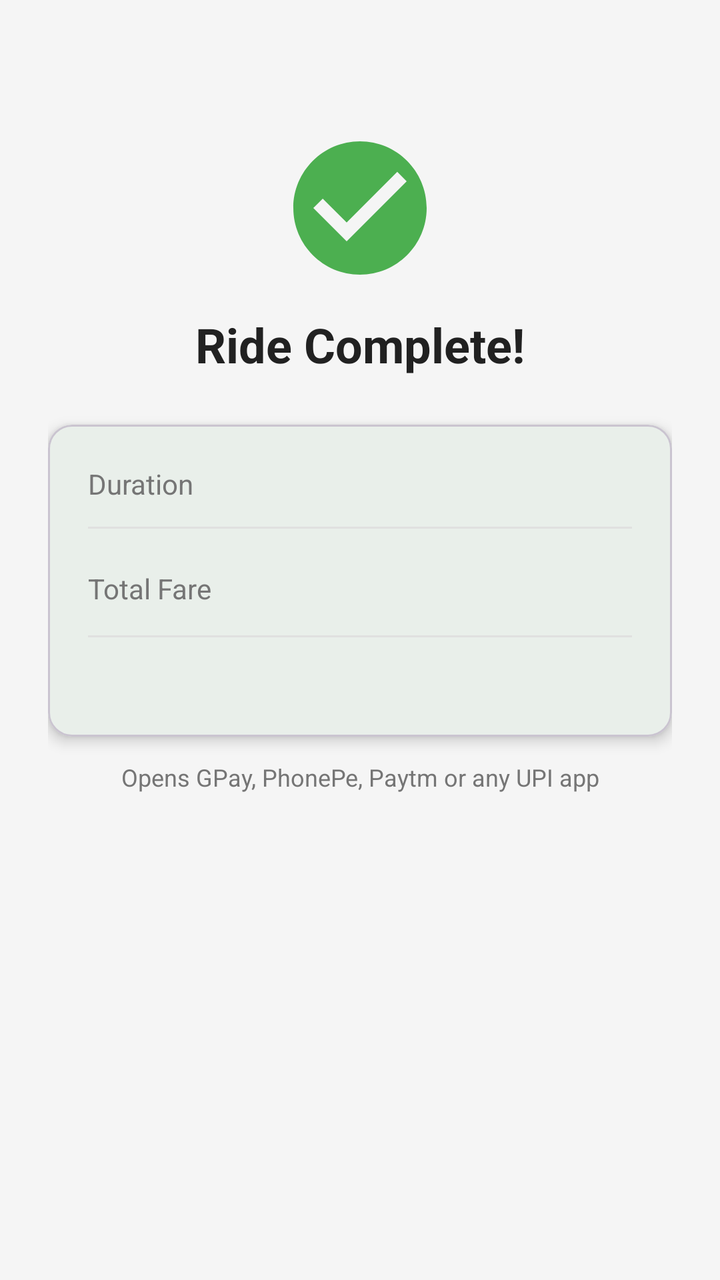
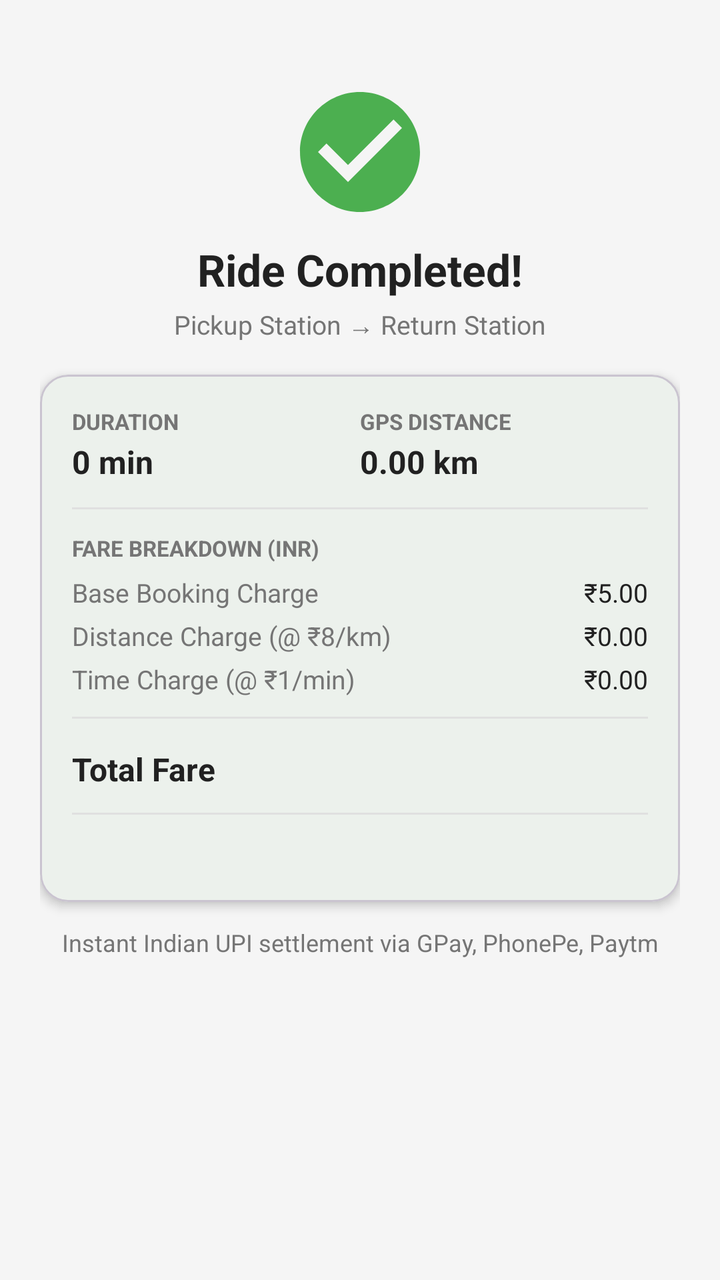

Before-and-after screenshots of an Android layout around one commit, followed by the original layout XML and the change that was made.
<!-- AndroidManifest.xml: application theme Theme.BicycleBookingApp -->
<!-- res/layout/fragment_ride_complete.xml -->
<?xml version="1.0" encoding="utf-8"?>
<LinearLayout xmlns:android="http://schemas.android.com/apk/res/android"
    xmlns:app="http://schemas.android.com/apk/res-auto"
    android:layout_width="match_parent"
    android:layout_height="match_parent"
    android:background="@color/colorBackground"
    android:gravity="center_horizontal"
    android:orientation="vertical"
    android:padding="24dp">

    
    <ImageView
        android:layout_width="80dp"
        android:layout_height="80dp"
        android:layout_marginTop="40dp"
        android:src="@drawable/ic_check_circle"
        android:contentDescription="Success"
        android:tint="@color/colorAvailable" />

    <TextView
        android:layout_width="wrap_content"
        android:layout_height="wrap_content"
        android:layout_marginTop="12dp"
        android:text="Ride Complete!"
        android:textColor="@color/colorTextPrimary"
        android:textSize="24sp"
        android:textStyle="bold" />

    
    <com.google.android.material.card.MaterialCardView
        android:layout_width="match_parent"
        android:layout_height="wrap_content"
        android:layout_marginTop="24dp"
        app:cardCornerRadius="12dp"
        app:cardElevation="4dp">

        <LinearLayout
            android:layout_width="match_parent"
            android:layout_height="wrap_content"
            android:orientation="vertical"
            android:padding="20dp">

            
            <LinearLayout
                android:layout_width="match_parent"
                android:layout_height="wrap_content"
                android:orientation="horizontal">
                <TextView
                    android:layout_width="0dp"
                    android:layout_height="wrap_content"
                    android:layout_weight="1"
                    android:text="Duration"
                    android:textColor="@color/colorTextSecondary"
                    android:textSize="14sp" />
                <TextView
                    android:id="@+id/tvDuration"
                    android:layout_width="wrap_content"
                    android:layout_height="wrap_content"
                    android:textColor="@color/colorTextPrimary"
                    android:textSize="14sp"
                    android:textStyle="bold" />
            </LinearLayout>

            <View
                android:layout_width="match_parent"
                android:layout_height="1dp"
                android:layout_marginTop="12dp"
                android:layout_marginBottom="12dp"
                android:background="@color/colorDivider" />

            
            <LinearLayout
                android:layout_width="match_parent"
                android:layout_height="wrap_content"
                android:orientation="horizontal">
                <TextView
                    android:layout_width="0dp"
                    android:layout_height="wrap_content"
                    android:layout_weight="1"
                    android:text="Total Fare"
                    android:textColor="@color/colorTextSecondary"
                    android:textSize="14sp" />
                <TextView
                    android:id="@+id/tvFare"
                    android:layout_width="wrap_content"
                    android:layout_height="wrap_content"
                    android:textColor="@color/colorPrimary"
                    android:textSize="22sp"
                    android:textStyle="bold" />
            </LinearLayout>

            <View
                android:layout_width="match_parent"
                android:layout_height="1dp"
                android:layout_marginTop="12dp"
                android:layout_marginBottom="12dp"
                android:background="@color/colorDivider" />

            
            <TextView
                android:id="@+id/tvPaymentStatus"
                android:layout_width="match_parent"
                android:layout_height="wrap_content"
                android:gravity="center"
                android:textColor="@color/colorTextSecondary"
                android:textSize="13sp" />

            
            <TextView
                android:id="@+id/tvTransactionId"
                android:layout_width="match_parent"
                android:layout_height="wrap_content"
                android:layout_marginTop="6dp"
                android:gravity="center"
                android:textColor="@color/colorAvailable"
                android:textSize="11sp"
                android:visibility="gone" />

        </LinearLayout>
    </com.google.android.material.card.MaterialCardView>

    
    <TextView
        android:layout_width="match_parent"
        android:layout_height="wrap_content"
        android:layout_marginTop="12dp"
        android:gravity="center"
        android:text="Opens GPay, PhonePe, Paytm or any UPI app"
        android:textColor="@color/colorTextSecondary"
        android:textSize="12sp" />

    <View
        android:layout_width="0dp"
        android:layout_height="0dp"
        android:layout_weight="1" />

    
    <com.google.android.material.button.MaterialButton
        android:id="@+id/btnPayNow"
        style="@style/PrimaryButton"
        android:layout_width="match_parent"
        android:layout_height="wrap_content"
        android:layout_marginBottom="8dp"
        android:backgroundTint="@color/colorAccent"
        android:text="Pay Now"
        android:visibility="gone" />

    
    <com.google.android.material.button.MaterialButton
        android:id="@+id/btnPayCash"
        style="@style/SecondaryButton"
        android:layout_width="match_parent"
        android:layout_height="wrap_content"
        android:layout_marginBottom="8dp"
        android:strokeColor="@color/colorPrimary"
        android:textColor="@color/colorPrimary"
        android:text="Pay by Cash"
        android:visibility="gone" />

    
    <com.google.android.material.button.MaterialButton
        android:id="@+id/btnGoHome"
        style="@style/PrimaryButton"
        android:layout_width="match_parent"
        android:layout_height="wrap_content"
        android:layout_marginBottom="16dp"
        android:text="Back to Home"
        android:visibility="gone" />

</LinearLayout>
<!-- resources referenced by this layout -->
<resources>
  <color name="colorAccent">#FF6F00</color>
  <color name="colorAvailable">#4CAF50</color>
  <color name="colorBackground">#F5F5F5</color>
  <color name="colorDivider">#E0E0E0</color>
  <color name="colorPrimary">#1B5E20</color>
  <color name="colorTextPrimary">#212121</color>
  <color name="colorTextSecondary">#757575</color>
  <!-- drawable ic_check_circle (drawable) -->
  <?xml version="1.0" encoding="utf-8"?>
  <vector xmlns:android="http://schemas.android.com/apk/res/android"
      android:width="24dp"
      android:height="24dp"
      android:viewportWidth="24"
      android:viewportHeight="24">
      <path
          android:fillColor="@android:color/black"
          android:pathData="M12,2C6.48,2 2,6.48 2,12s4.48,10 10,10 10,-4.48 10,-10S17.52,2 12,2zM10,17l-5,-5 1.41,-1.41L10,14.17l7.59,-7.59L19,8l-9,9z" />
  </vector>
  <style name="PrimaryButton" parent="Widget.Material3.Button">
          <item name="android:backgroundTint">@color/colorPrimary</item>
          <item name="android:textColor">@color/white</item>
          <item name="cornerRadius">8dp</item>
          <item name="android:textSize">16sp</item>
          <item name="android:paddingTop">14dp</item>
          <item name="android:paddingBottom">14dp</item>
      </style>
  <style name="SecondaryButton" parent="Widget.Material3.Button.OutlinedButton">
          <item name="strokeColor">@color/colorPrimary</item>
          <item name="android:textColor">@color/colorPrimary</item>
          <item name="cornerRadius">8dp</item>
          <item name="android:textSize">16sp</item>
      </style>
  <style name="Theme.BicycleBookingApp" parent="Base.Theme.BicycleBookingApp" />
  <color name="white">#FFFFFFFF</color>
  <style name="Base.Theme.BicycleBookingApp" parent="Theme.Material3.Light.NoActionBar">
          <item name="colorPrimary">@color/colorPrimary</item>
          <item name="colorPrimaryVariant">@color/colorPrimaryDark</item>
          <item name="colorOnPrimary">@color/white</item>
          <item name="colorSecondary">@color/colorAccent</item>
          <item name="colorOnSecondary">@color/white</item>
          <item name="android:colorBackground">@color/colorBackground</item>
          <item name="colorSurface">@color/colorSurface</item>
          <item name="android:statusBarColor">@color/colorPrimary</item>
          <item name="android:navigationBarColor">@color/white</item>
      </style>
  <color name="colorPrimaryDark">#003300</color>
  <color name="colorSurface">#FFFFFF</color>
</resources>

<!-- the commit's change to res/layout/fragment_ride_complete.xml (unified diff, before → after) -->
@@ -1,170 +1,305 @@
 <?xml version="1.0" encoding="utf-8"?>
-<LinearLayout xmlns:android="http://schemas.android.com/apk/res/android"
+<androidx.core.widget.NestedScrollView
+    xmlns:android="http://schemas.android.com/apk/res/android"
     xmlns:app="http://schemas.android.com/apk/res-auto"
     android:layout_width="match_parent"
     android:layout_height="match_parent"
-    android:background="@color/colorBackground"
-    android:gravity="center_horizontal"
-    android:orientation="vertical"
-    android:padding="24dp">
-
-    
-    <ImageView
-        android:layout_width="80dp"
-        android:layout_height="80dp"
-        android:layout_marginTop="40dp"
-        android:src="@drawable/ic_check_circle"
-        android:contentDescription="Success"
-        android:tint="@color/colorAvailable" />
-
-    <TextView
-        android:layout_width="wrap_content"
-        android:layout_height="wrap_content"
-        android:layout_marginTop="12dp"
-        android:text="Ride Complete!"
-        android:textColor="@color/colorTextPrimary"
-        android:textSize="24sp"
-        android:textStyle="bold" />
-
-    
-    <com.google.android.material.card.MaterialCardView
+    android:fillViewport="true"
+    android:background="@color/colorBackground">
+
+    <LinearLayout
         android:layout_width="match_parent"
         android:layout_height="wrap_content"
-        android:layout_marginTop="24dp"
-        app:cardCornerRadius="12dp"
-        app:cardElevation="4dp">
-
-        <LinearLayout
-            android:layout_width="match_parent"
-            android:layout_height="wrap_content"
-            android:orientation="vertical"
-            android:padding="20dp">
-
-            
+        android:gravity="center_horizontal"
+        android:orientation="vertical"
+        android:padding="20dp">
+
+        
+        <ImageView
+            android:layout_width="72dp"
+            android:layout_height="72dp"
+            android:layout_marginTop="20dp"
+            android:src="@drawable/ic_check_circle"
+            android:contentDescription="Success"
+            app:tint="@color/colorAvailable" />
+
+        <TextView
+            android:layout_width="wrap_content"
+            android:layout_height="wrap_content"
+            android:layout_marginTop="8dp"
+            android:text="Ride Completed!"
+            android:textColor="@color/colorTextPrimary"
+            android:textSize="22sp"
+            android:textStyle="bold" />
+
+        
+        <TextView
+            android:id="@+id/tvStations"
+            android:layout_width="wrap_content"
+            android:layout_height="wrap_content"
+            android:layout_marginTop="4dp"
+            android:text="Pickup Station → Return Station"
+            android:textColor="@color/colorTextSecondary"
+            android:textSize="13sp" />
+
+        
+        <com.google.android.material.card.MaterialCardView
+            android:layout_width="match_parent"
+            android:layout_height="wrap_content"
+            android:layout_marginTop="16dp"
+            app:cardCornerRadius="14dp"
+            app:cardElevation="3dp">
+
             <LinearLayout
                 android:layout_width="match_parent"
                 android:layout_height="wrap_content"
-                android:orientation="horizontal">
+                android:orientation="vertical"
+                android:padding="16dp">
+
+                
+                <LinearLayout
+                    android:layout_width="match_parent"
+                    android:layout_height="wrap_content"
+                    android:orientation="horizontal">
+
+                    
+                    <LinearLayout
+                        android:layout_width="0dp"
+                        android:layout_height="wrap_content"
+                        android:layout_weight="1"
+                        android:orientation="vertical">
+                        <TextView
+                            android:layout_width="wrap_content"
+                            android:layout_height="wrap_content"
+                            android:text="DURATION"
+                            android:textColor="@color/colorTextSecondary"
+                            android:textSize="11sp"
+                            android:textStyle="bold" />
+                        <TextView
+                            android:id="@+id/tvDuration"
+                            android:layout_width="wrap_content"
+                            android:layout_height="wrap_content"
+                            android:layout_marginTop="2dp"
+                            android:text="0 min"
+                            android:textColor="@color/colorTextPrimary"
+                            android:textSize="16sp"
+                            android:textStyle="bold" />
+                    </LinearLayout>
+
+                    
+                    <LinearLayout
+                        android:layout_width="0dp"
+                        android:layout_height="wrap_content"
+                        android:layout_weight="1"
+                        android:orientation="vertical">
+                        <TextView
+                            android:layout_width="wrap_content"
+                            android:layout_height="wrap_content"
+                            android:text="GPS DISTANCE"
+                            android:textColor="@color/colorTextSecondary"
+                            android:textSize="11sp"
+                            android:textStyle="bold" />
+                        <TextView
+                            android:id="@+id/tvDistance"
+                            android:layout_width="wrap_content"
+                            android:layout_height="wrap_content"
+                            android:layout_marginTop="2dp"
+                            android:text="0.00 km"
+                            android:textColor="@color/colorTextPrimary"
+                            android:textSize="16sp"
+                            android:textStyle="bold" />
+                    </LinearLayout>
+                </LinearLayout>
+
+                <View
+                    android:layout_width="match_parent"
+                    android:layout_height="1dp"
+                    android:layout_marginTop="12dp"
+                    android:layout_marginBottom="12dp"
+                    android:background="@color/colorDivider" />
+
+                
                 <TextView
-                    android:layout_width="0dp"
-                    android:layout_height="wrap_content"
-                    android:layout_weight="1"
-                    android:text="Duration"
+                    android:layout_width="wrap_content"
+                    android:layout_height="wrap_content"
+                    android:text="FARE BREAKDOWN (INR)"
                     android:textColor="@color/colorTextSecondary"
-                    android:textSize="14sp" />
+                    android:textSize="11sp"
+                    android:textStyle="bold" />
+
+                
+                <LinearLayout
+                    android:layout_width="match_parent"
+                    android:layout_height="wrap_content"
+                    android:layout_marginTop="6dp"
+                    android:orientation="horizontal">
+                    <TextView
+                        android:layout_width="0dp"
+                        android:layout_height="wrap_content"
+                        android:layout_weight="1"
+                        android:text="Base Booking Charge"
+                        android:textColor="@color/colorTextSecondary"
+                        android:textSize="13sp" />
+                    <TextView
+                        android:id="@+id/tvBaseFare"
+                        android:layout_width="wrap_content"
+                        android:layout_height="wrap_content"
+                        android:text="₹5.00"
+                        android:textColor="@color/colorTextPrimary"
+                        android:textSize="13sp" />
+                </LinearLayout>
+
+                
+                <LinearLayout
+                    android:layout_width="match_parent"
+                    android:layout_height="wrap_content"
+                    android:layout_marginTop="4dp"
+                    android:orientation="horizontal">
+                    <TextView
+                        android:id="@+id/tvDistanceLabel"
+                        android:layout_width="0dp"
+                        android:layout_height="wrap_content"
+                        android:layout_weight="1"
+                        android:text="Distance Charge (@ ₹8/km)"
+                        android:textColor="@color/colorTextSecondary"
+                        android:textSize="13sp" />
+                    <TextView
+                        android:id="@+id/tvDistanceFare"
+                        android:layout_width="wrap_content"
+                        android:layout_height="wrap_content"
+                        android:text="₹0.00"
+                        android:textColor="@color/colorTextPrimary"
+                        android:textSize="13sp" />
+                </LinearLayout>
+
+                
+                <LinearLayout
+                    android:layout_width="match_parent"
+                    android:layout_height="wrap_content"
+                    android:layout_marginTop="4dp"
+                    android:orientation="horizontal">
+                    <TextView
+                        android:id="@+id/tvDurationLabel"
+                        android:layout_width="0dp"
+                        android:layout_height="wrap_content"
+                        android:layout_weight="1"
+                        android:text="Time Charge (@ ₹1/min)"
+                        android:textColor="@color/colorTextSecondary"
+                        android:textSize="13sp" />
+                    <TextView
+                        android:id="@+id/tvDurationFare"
+                        android:layout_width="wrap_content"
+                        android:layout_height="wrap_content"
+                        android:text="₹0.00"
+                        android:textColor="@color/colorTextPrimary"
+                        android:textSize="13sp" />
+                </LinearLayout>
+
+                <View
+                    android:layout_width="match_parent"
+                    android:layout_height="1dp"
+                    android:layout_marginTop="10dp"
+                    android:layout_marginBottom="10dp"
+                    android:background="@color/colorDivider" />
+
+                
+                <LinearLayout
+                    android:layout_width="match_parent"
+                    android:layout_height="wrap_content"
+                    android:orientation="horizontal">
+                    <TextView
+                        android:layout_width="0dp"
+                        android:layout_height="wrap_content"
+                        android:layout_weight="1"
+                        android:text="Total Fare"
+                        android:textColor="@color/colorTextPrimary"
+                        android:textSize="16sp"
+                        android:textStyle="bold" />
+                    <TextView
+                        android:id="@+id/tvFare"
+                        android:layout_width="wrap_content"
+                        android:layout_height="wrap_content"
+                        android:textColor="@color/colorPrimary"
+                        android:textSize="20sp"
+                        android:textStyle="bold" />
+                </LinearLayout>
+
+                <View
+                    android:layout_width="match_parent"
+                    android:layout_height="1dp"
+                    android:layout_marginTop="10dp"
+                    android:layout_marginBottom="10dp"
+                    android:background="@color/colorDivider" />
+
+                
                 <TextView
-                    android:id="@+id/tvDuration"
-                    android:layout_width="wrap_content"
-                    android:layout_height="wrap_content"
-                    android:textColor="@color/colorTextPrimary"
-                    android:textSize="14sp"
-                    android:textStyle="bold" />
+                    android:id="@+id/tvPaymentStatus"
+                    android:layout_width="match_parent"
+                    android:layout_height="wrap_content"
+                    android:gravity="center"
+                    android:textColor="@color/colorTextSecondary"
+                    android:textSize="13sp" />
+
+                
+                <TextView
+                    android:id="@+id/tvTransactionId"
+                    android:layout_width="match_parent"
+                    android:layout_height="wrap_content"
+                    android:layout_marginTop="6dp"
+                    android:gravity="center"
+                    android:textColor="@color/colorAvailable"
+                    android:textSize="12sp"
+                    android:visibility="gone" />
+
             </LinearLayout>
-
-            <View
-                android:layout_width="match_parent"
-                android:layout_height="1dp"
-                android:layout_marginTop="12dp"
-                android:layout_marginBottom="12dp"
-                android:background="@color/colorDivider" />
-
-            
-            <LinearLayout
-                android:layout_width="match_parent"
-                android:layout_height="wrap_content"
-                android:orientation="horizontal">
-                <TextView
-                    android:layout_width="0dp"
-                    android:layout_height="wrap_content"
-                    android:layout_weight="1"
-                    android:text="Total Fare"
-                    android:textColor="@color/colorTextSecondary"
-                    android:textSize="14sp" />
-                <TextView
-                    android:id="@+id/tvFare"
-                    android:layout_width="wrap_content"
-                    android:layout_height="wrap_content"
-                    android:textColor="@color/colorPrimary"
-                    android:textSize="22sp"
-                    android:textStyle="bold" />
-            </LinearLayout>
-
-            <View
-                android:layout_width="match_parent"
-                android:layout_height="1dp"
-                android:layout_marginTop="12dp"
-                android:layout_marginBottom="12dp"
-                android:background="@color/colorDivider" />
-
-            
-            <TextView
-                android:id="@+id/tvPaymentStatus"
-                android:layout_width="match_parent"
-                android:layout_height="wrap_content"
-                android:gravity="center"
-                android:textColor="@color/colorTextSecondary"
-                android:textSize="13sp" />
-
-            
-            <TextView
-                android:id="@+id/tvTransactionId"
-                android:layout_width="match_parent"
-                android:layout_height="wrap_content"
-                android:layout_marginTop="6dp"
-                android:gravity="center"
-                android:textColor="@color/colorAvailable"
-                android:textSize="11sp"
-                android:visibility="gone" />
-
-        </LinearLayout>
-    </com.google.android.material.card.MaterialCardView>
-
-    
-    <TextView
-        android:layout_width="match_parent"
-        android:layout_height="wrap_content"
-        android:layout_marginTop="12dp"
-        android:gravity="center"
-        android:text="Opens GPay, PhonePe, Paytm or any UPI app"
-        android:textColor="@color/colorTextSecondary"
-        android:textSize="12sp" />
-
-    <View
-        android:layout_width="0dp"
-        android:layout_height="0dp"
-        android:layout_weight="1" />
-
-    
-    <com.google.android.material.button.MaterialButton
-        android:id="@+id/btnPayNow"
-        style="@style/PrimaryButton"
-        android:layout_width="match_parent"
-        android:layout_height="wrap_content"
-        android:layout_marginBottom="8dp"
-        android:backgroundTint="@color/colorAccent"
-        android:text="Pay Now"
-        android:visibility="gone" />
-
-    
-    <com.google.android.material.button.MaterialButton
-        android:id="@+id/btnPayCash"
-        style="@style/SecondaryButton"
-        android:layout_width="match_parent"
-        android:layout_height="wrap_content"
-        android:layout_marginBottom="8dp"
-        android:strokeColor="@color/colorPrimary"
-        android:textColor="@color/colorPrimary"
-        android:text="Pay by Cash"
-        android:visibility="gone" />
-
-    
-    <com.google.android.material.button.MaterialButton
-        android:id="@+id/btnGoHome"
-        style="@style/PrimaryButton"
-        android:layout_width="match_parent"
-        android:layout_height="wrap_content"
-        android:layout_marginBottom="16dp"
-        android:text="Back to Home"
-        android:visibility="gone" />
-
-</LinearLayout>
+        </com.google.android.material.card.MaterialCardView>
+
+        
+        <TextView
+            android:layout_width="match_parent"
+            android:layout_height="wrap_content"
+            android:layout_marginTop="12dp"
+            android:gravity="center"
+            android:text="Instant Indian UPI settlement via GPay, PhonePe, Paytm"
+            android:textColor="@color/colorTextSecondary"
+            android:textSize="12sp" />
+
+        <View
+            android:layout_width="0dp"
+            android:layout_height="16dp" />
+
+        
+        <com.google.android.material.button.MaterialButton
+            android:id="@+id/btnPayNow"
+            style="@style/PrimaryButton"
+            android:layout_width="match_parent"
+            android:layout_height="wrap_content"
+            android:layout_marginBottom="8dp"
+            android:backgroundTint="@color/colorAccent"
+            android:text="Pay Now"
+            android:visibility="gone" />
+
+        
+        <com.google.android.material.button.MaterialButton
+            android:id="@+id/btnPayCash"
+            style="@style/SecondaryButton"
+            android:layout_width="match_parent"
+            android:layout_height="wrap_content"
+            android:layout_marginBottom="8dp"
+            android:strokeColor="@color/colorPrimary"
+            android:textColor="@color/colorPrimary"
+            android:text="Pay by Cash"
+            android:visibility="gone" />
+
+        
+        <com.google.android.material.button.MaterialButton
+            android:id="@+id/btnGoHome"
+            style="@style/PrimaryButton"
+            android:layout_width="match_parent"
+            android:layout_height="wrap_content"
+            android:layout_marginBottom="16dp"
+            android:text="Back to Home"
+            android:visibility="gone" />
+
+    </LinearLayout>
+</androidx.core.widget.NestedScrollView>
